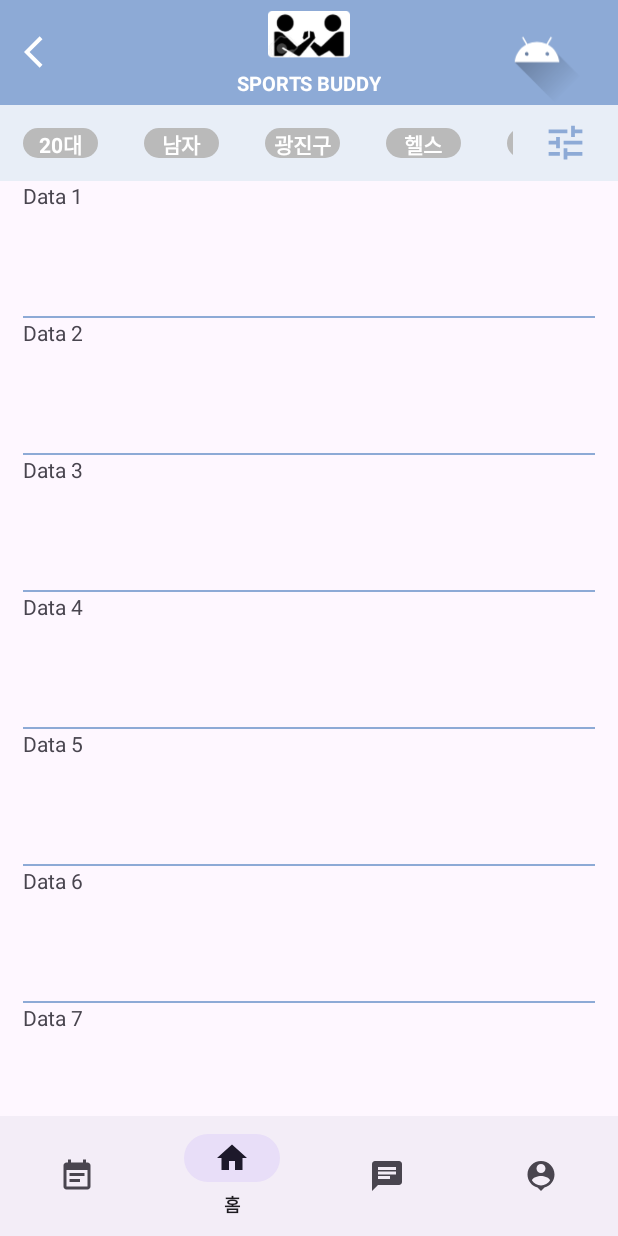
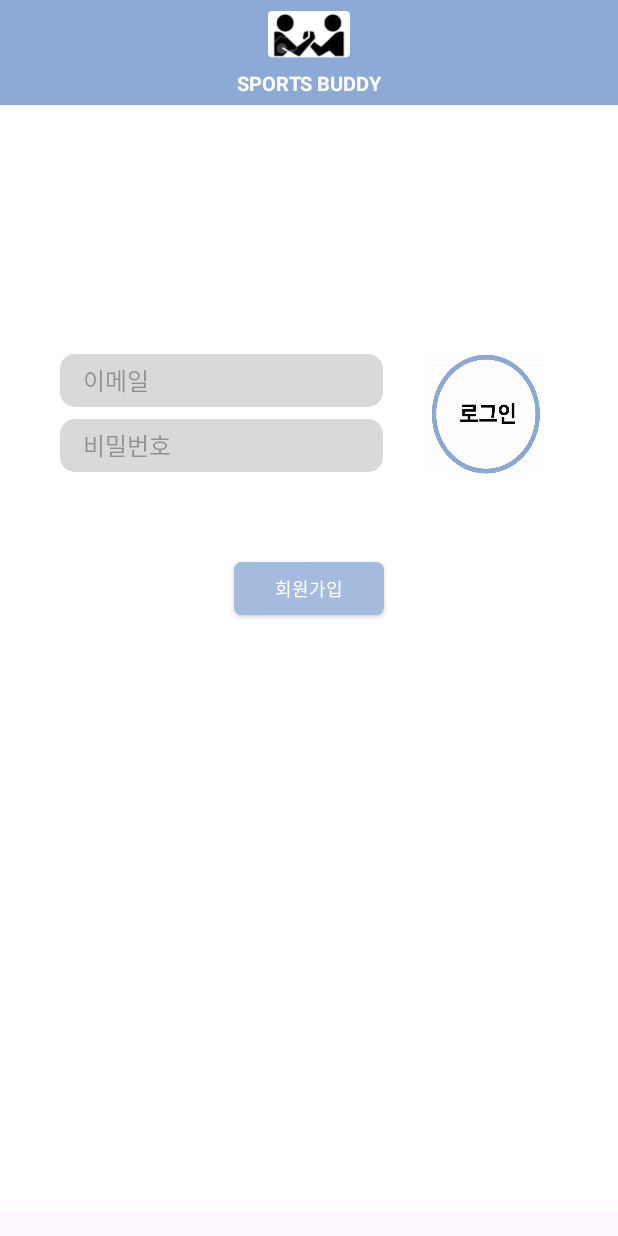
Before and after one commit to t1nm1ksun/SportsBuddy, an Android app: the screen it shows after launch (MainActivity before the commit, LoginActivity after it), on a phone screen of 412 x 824 dp. Run offline under Robolectric (Android 15) with nearby library versions, the phone set to English and light mode, and no system bars; our stand-ins replace Firebase (no records; nobody signed in at launch, a user with empty details on screens opened directly).

Commit message:
해결 login , main, mypage

```diff
--- a/app/build.gradle.kts
+++ b/app/build.gradle.kts
@@ -1,6 +1,7 @@
 plugins {
     id("com.android.application")
     id("org.jetbrains.kotlin.android")
+    id("com.google.gms.google-services")
 }
 
 android {
@@ -48,8 +49,19 @@ dependencies {
     testImplementation("junit:junit:4.13.2")
     androidTestImplementation("androidx.test.ext:junit:1.1.5")
     androidTestImplementation("androidx.test.espresso:espresso-core:3.5.1")
-    implementation(platform("com.google.firebase:firebase-bom:32.7.2"))
     implementation("com.google.firebase:firebase-analytics-ktx")
     implementation("com.google.firebase:firebase-auth-ktx")
 
+    // Import the Firebase BoM
+    implementation(platform("com.google.firebase:firebase-bom:32.7.3"))
+
+
+    // TODO: Add the dependencies for Firebase products you want to use
+    // When using the BoM, don't specify versions in Firebase dependencies
+    implementation("com.google.firebase:firebase-analytics")
+
+
+    // Add the dependencies for any other desired Firebase products
+    // https://firebase.google.com/docs/android/setup#available-libraries
+
 }
--- a/app/src/main/AndroidManifest.xml
+++ b/app/src/main/AndroidManifest.xml
@@ -17,10 +17,13 @@
             android:exported="true">
             <intent-filter>
                 <action android:name="android.intent.action.MAIN" />
-
                 <category android:name="android.intent.category.LAUNCHER" />
             </intent-filter>
         </activity>
+
+        <activity android:name=".LoginActivity" />
+        <activity android:name=".MypageActivity" />
+
     </application>
 
 </manifest>
--- a/app/src/main/java/com/example/sportsbuddy/MainActivity.kt
+++ b/app/src/main/java/com/example/sportsbuddy/MainActivity.kt
@@ -5,14 +5,22 @@ import android.os.Bundle
 import android.widget.ImageView
 import androidx.appcompat.app.AppCompatActivity
 import com.google.android.material.bottomnavigation.BottomNavigationView
+import com.google.firebase.FirebaseApp
+import com.google.firebase.auth.FirebaseAuth
 
 class MainActivity : AppCompatActivity() {
+
+    private lateinit var auth: FirebaseAuth
+
     override fun onCreate(savedInstanceState: Bundle?) {
         super.onCreate(savedInstanceState)
         setContentView(R.layout.activity_main)
 
+        // Firebase 앱 초기화
+        FirebaseApp.initializeApp(this)
+
         val bottomNavigationView = findViewById<BottomNavigationView>(R.id.bottom_navigation)
-        bottomNavigationView.setSelectedItemId(R.id.home) // 두 번째 아이템의 ID를 전달하여 선택되도록 설정
+        bottomNavigationView.selectedItemId = R.id.home // 두 번째 아이템의 ID를 전달하여 선택되도록 설정
 
         val profilePhoto = findViewById<ImageView>(R.id.profilePhoto)
         profilePhoto.setOnClickListener {
@@ -20,5 +28,31 @@ class MainActivity : AppCompatActivity() {
             val intent = Intent(this, MypageActivity::class.java)
             startActivity(intent)
         }
+
+        auth = FirebaseAuth.getInstance() // Firebase 인증 객체 초기화
+
+        // 로그인 상태를 확인하고 이에 따라 화면을 표시하는 함수 호출
+        checkLoginStatus()
     }
+
+
+    private fun checkLoginStatus() {
+        val currentUser = auth.currentUser
+        if (currentUser == null) {
+            // 로그인되어 있지 않으면 로그인 액티비티로 이동
+            goLoginPage()
+            finish() // 현재 액티비티 종료
+        } else {
+            // 로그인되어 있으면 메인 화면을 유지
+            // 따로 처리할 것이 없으므로, 아무것도 하지 않습니다.
+        }
+    }
+
+    private fun goLoginPage() {
+        val intent = Intent(this, LoginActivity::class.java)
+        startActivity(intent)
+        finish() // 현재 액티비티 종료
+    }
+
+
 }
```
Also changed, not shown: 1 other file.
